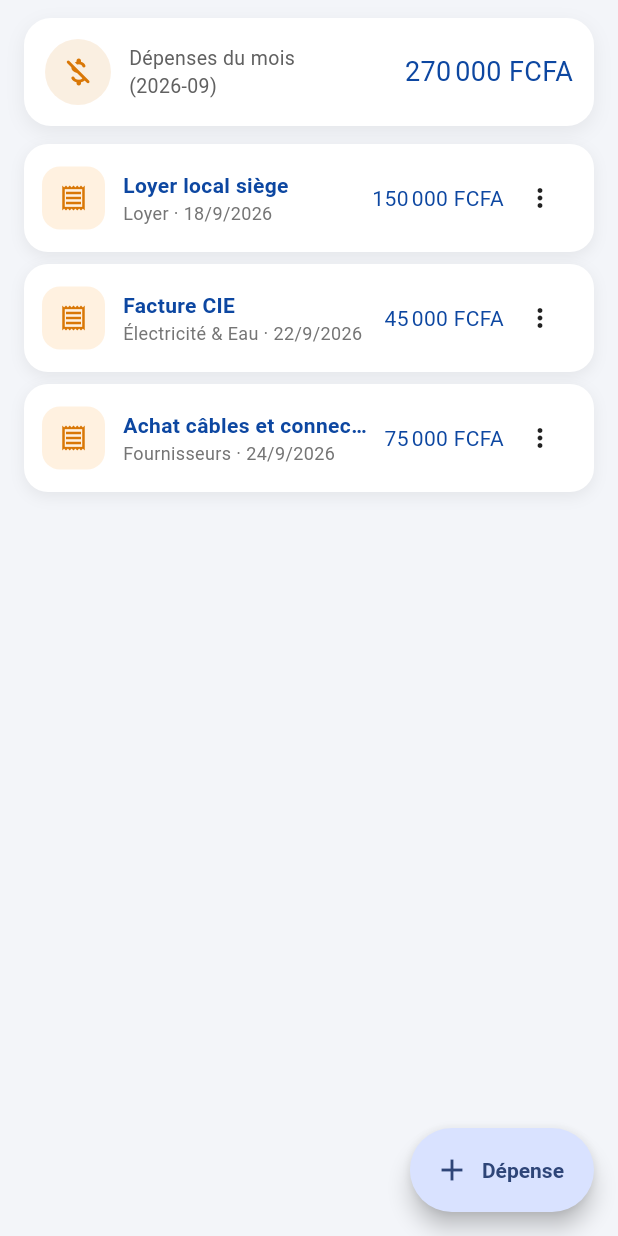
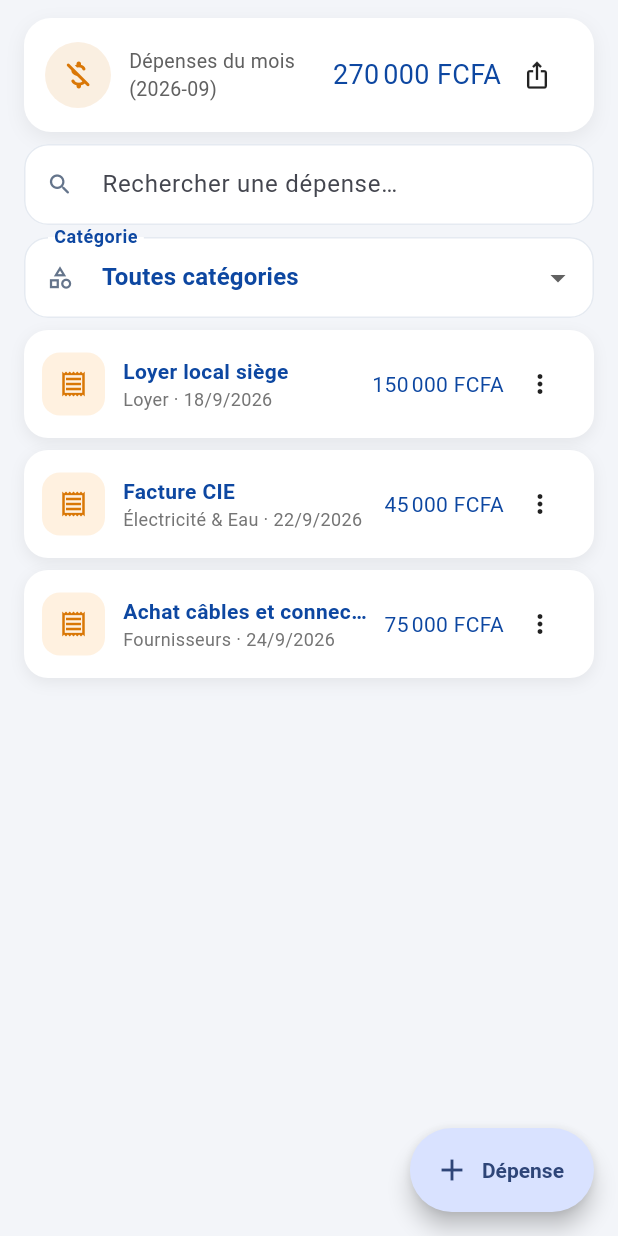
Before and after one commit to aesoltec/NYCTA, a Flutter app: the ChargesScreen screen opened directly, on a phone screen of 412 x 824 dp. Run offline on Flutter 3.47's test engine with Material 3 defaults, Android fonts, the phone set to English and light mode, and no system bars; our stand-ins replace connectivity_plus, csv, file_picker, fl_chart, flutter_dotenv, flutter_local_notifications and 8 more; missing offline and left inert: excel; accounts and stored records are empty.

Commit message:
feat(depenses): recherche, filtre catégorie, exports PDF/Excel/CSV

```diff
--- a/lib/screens/charges/charges_screen.dart
+++ b/lib/screens/charges/charges_screen.dart
@@ -9,14 +9,36 @@ import '../../widgets/date_selector.dart';
 import '../../widgets/empty_view.dart';
 import '../../widgets/money_text.dart';
 
+import '../../services/export_service.dart';
+
 /// Charges & dépenses de l'entreprise, avec total du mois.
-class ChargesScreen extends StatelessWidget {
+class ChargesScreen extends StatefulWidget {
   const ChargesScreen({super.key});
+
+  @override
+  State<ChargesScreen> createState() => _ChargesScreenState();
+}
+
+class _ChargesScreenState extends State<ChargesScreen> {
+  String? _categorie;
+  String _recherche = '';
 
   @override
   Widget build(BuildContext context) {
     final store = context.watch<Store>();
-    final depenses = store.depensesBoutique;
+    var depenses = store.depensesBoutique;
+    if (_categorie != null) {
+      depenses =
+          depenses.where((c) => c.categorie == _categorie).toList();
+    }
+    final rech = _recherche.trim().toLowerCase();
+    if (rech.isNotEmpty) {
+      depenses = depenses
+          .where((c) =>
+              c.libelle.toLowerCase().contains(rech) ||
+              c.categorie.toLowerCase().contains(rech))
+          .toList();
+    }
 
     return Scaffold(
       body: Column(children: [
@@ -27,6 +49,35 @@ class ChargesScreen extends StatelessWidget {
             valeur: store.totalDepensesMois,
             icone: Icons.money_off_rounded,
             couleur: const Color(0xFFD97706),
+            onExport: (f) => _exporter(context, store, depenses, f),
+          ),
+        ),
+        Padding(
+          padding: const EdgeInsets.fromLTRB(16, 4, 16, 0),
+          child: TextField(
+            decoration: const InputDecoration(
+              hintText: 'Rechercher une dépense…',
+              prefixIcon: Icon(Icons.search_rounded),
+              filled: true,
+            ),
+            onChanged: (v) => setState(() => _recherche = v),
+          ),
+        ),
+        Padding(
+          padding: const EdgeInsets.fromLTRB(16, 8, 16, 0),
+          child: DropdownButtonFormField<String>(
+            value: _categorie,
+            isExpanded: true,
+            decoration: const InputDecoration(
+                labelText: 'Catégorie',
+                prefixIcon: Icon(Icons.category_outlined)),
+            items: [
+              const DropdownMenuItem(
+                  value: null, child: Text('Toutes catégories')),
+              for (final c in store.catsCharge)
+                DropdownMenuItem(value: c, child: Text(c)),
+            ],
+            onChanged: (v) => setState(() => _categorie = v),
           ),
         ),
         Expanded(
@@ -77,6 +128,48 @@ class ChargesScreen extends StatelessWidget {
       ),
     );
   }
+
+  Future<void> _exporter(BuildContext context, Store store,
+      List<Charge> depenses, String format) async {
+    const entetes = [
+      'Date', 'Catégorie', 'Libellé', 'Montant', 'Récurrente', 'Devise'
+    ];
+    final lignes = [
+      for (final c in depenses)
+        [
+          c.date,
+          c.categorie,
+          c.libelle,
+          c.montant,
+          c.recurrente ? 'Oui' : 'Non',
+          store.profile.devise,
+        ],
+    ];
+    final total =
+        depenses.fold(0.0, (s, c) => s + c.montant);
+    final nom = 'depenses_${store.moisCourant}_${depenses.length}ops';
+    try {
+      switch (format) {
+        case 'pdf':
+          await ExportService.partagerPdf(nom,
+              titre: 'Dépenses — ${store.boutiqueCourante.nom}',
+              sousTitre:
+                  '${depenses.length} dépense(s) · Total : ${total.toStringAsFixed(0)} ${store.profile.devise}',
+              entetes: entetes,
+              lignes: lignes);
+        case 'xlsx':
+          await ExportService.partagerExcel(
+              nom, 'Dépenses', entetes, lignes);
+        default:
+          await ExportService.partagerCsv(nom, entetes, lignes);
+      }
+    } catch (_) {
+      if (context.mounted) {
+        ScaffoldMessenger.of(context).showSnackBar(
+            const SnackBar(content: Text('⚠️ Export impossible')));
+      }
+    }
+  }
 }
 
 class SoftSummary extends StatelessWidget {
@@ -84,8 +177,9 @@ class SoftSummary extends StatelessWidget {
   final double valeur;
   final IconData icone;
   final Color couleur;
+  final ValueChanged<String>? onExport;
   const SoftSummary({super.key, required this.label, required this.valeur,
-      required this.icone, required this.couleur});
+      required this.icone, required this.couleur, this.onExport});
 
   @override
   Widget build(BuildContext context) => Container(
@@ -109,6 +203,20 @@ class SoftSummary extends StatelessWidget {
           ),
           const SizedBox(width: 12),
           MoneyText(valeur, style: const TextStyle(fontSize: 18)),
+          if (onExport != null)
+            PopupMenuButton<String>(
+              tooltip: 'Exporter',
+              icon: const Icon(Icons.ios_share_outlined, size: 20),
+              onSelected: onExport,
+              itemBuilder: (_) => const [
+                PopupMenuItem(
+                    value: 'pdf', child: Text('PDF (partage)')),
+                PopupMenuItem(
+                    value: 'xlsx', child: Text('Excel (.xlsx)')),
+                PopupMenuItem(
+                    value: 'csv', child: Text('CSV (Excel)')),
+              ],
+            ),
         ]),
       );
 }
```
Also changed, not shown: 2 other files.
